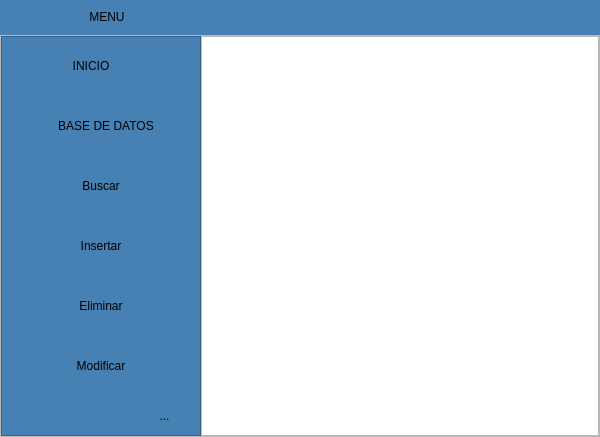
The window that Menu Lateral desplegable/menu.ui (Juankapy/Programacion-app) describes before a commit, drawn with Qt 5.
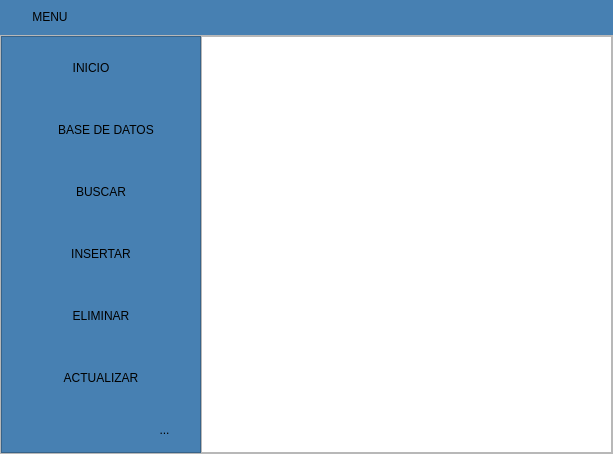
The same window after the commit. Icons and pictures are not drawn.

Diff of the .ui file:
```diff
--- a/Menu Lateral desplegable/menu.ui
+++ b/Menu Lateral desplegable/menu.ui
@@ -2,6 +2,14 @@
 <ui version="4.0">
  <class>MainWindow</class>
  <widget class="QMainWindow" name="MainWindow">
+  <property name="geometry">
+   <rect>
+    <x>0</x>
+    <y>0</y>
+    <width>613</width>
+    <height>454</height>
+   </rect>
+  </property>
   <property name="minimumSize">
    <size>
     <width>400</width>
@@ -95,11 +103,22 @@
            <height>16777215</height>
           </size>
          </property>
+         <property name="sizeIncrement">
+          <size>
+           <width>0</width>
+           <height>0</height>
+          </size>
+         </property>
+         <property name="layoutDirection">
+          <enum>Qt::LeftToRight</enum>
+         </property>
          <property name="styleSheet">
           <string notr="true">QPushButton{
 background-color: #4780b2;
 font: 87 12pt &quot;Arial Black&quot;;
 border-radius:0px;
+text-align: left;
+padding-left: 17px;
 }
 
 QPushButton:hover{
@@ -146,44 +165,7 @@
          </property>
         </spacer>
        </item>
-       <item alignment="Qt::AlignRight">
-        <widget class="QPushButton" name="bt_minimizar">
-         <property name="minimumSize">
-          <size>
-           <width>35</width>
-           <height>35</height>
-          </size>
-         </property>
-         <property name="styleSheet">
-          <string notr="true">QPushButton{
-border:0px;
-}
-
-QPushButton:hover{
-border:1px solid black;
-background-color:#ff9788;
-
-}</string>
-         </property>
-         <property name="text">
-          <string/>
-         </property>
-         <property name="icon">
-          <iconset>
-           <normaloff>minimize.png</normaloff>minimize.png</iconset>
-         </property>
-         <property name="iconSize">
-          <size>
-           <width>32</width>
-           <height>32</height>
-          </size>
-         </property>
-         <property name="flat">
-          <bool>false</bool>
-         </property>
-        </widget>
-       </item>
-       <item alignment="Qt::AlignRight">
+       <item>
         <widget class="QPushButton" name="bt_restaurar">
          <property name="maximumSize">
           <size>
@@ -219,6 +201,41 @@
          </property>
         </widget>
        </item>
+       <item>
+        <widget class="QPushButton" name="bt_minimizar">
+         <property name="minimumSize">
+          <size>
+           <width>35</width>
+           <height>35</height>
+          </size>
+         </property>
+         <property name="styleSheet">
+          <string notr="true">QPushButton{
+border:0px;
+}
+
+QPushButton:hover{
+background-color:#5092cb;
+}</string>
+         </property>
+         <property name="text">
+          <string/>
+         </property>
+         <property name="icon">
+          <iconset>
+           <normaloff>minimize.png</normaloff>minimize.png</iconset>
+         </property>
+         <property name="iconSize">
+          <size>
+           <width>32</width>
+           <height>32</height>
+          </size>
+         </property>
+         <property name="flat">
+          <bool>false</bool>
+         </property>
+        </widget>
+       </item>
        <item alignment="Qt::AlignRight">
         <widget class="QPushButton" name="bt_maximizar">
          <property name="maximumSize">
@@ -470,7 +487,7 @@
              <string notr="true"/>
             </property>
             <property name="text">
-             <string>Buscar</string>
+             <string>BUSCAR</string>
             </property>
             <property name="icon">
              <iconset>
@@ -496,7 +513,7 @@
              <string notr="true"/>
             </property>
             <property name="text">
-             <string>Insertar</string>
+             <string>INSERTAR</string>
             </property>
             <property name="icon">
              <iconset>
@@ -522,7 +539,7 @@
              <string notr="true"/>
             </property>
             <property name="text">
-             <string>Eliminar</string>
+             <string>ELIMINAR</string>
             </property>
             <property name="icon">
              <iconset>
@@ -548,7 +565,7 @@
              <string notr="true"/>
             </property>
             <property name="text">
-             <string>Modificar</string>
+             <string>ACTUALIZAR</string>
             </property>
             <property name="icon">
              <iconset>
@@ -591,8 +608,8 @@
               </property>
               <property name="iconSize">
                <size>
-                <width>32</width>
-                <height>32</height>
+                <width>25</width>
+                <height>25</height>
                </size>
               </property>
              </widget>
```
Left out of the diff: 23 changed lines with no effect on the pictures.
